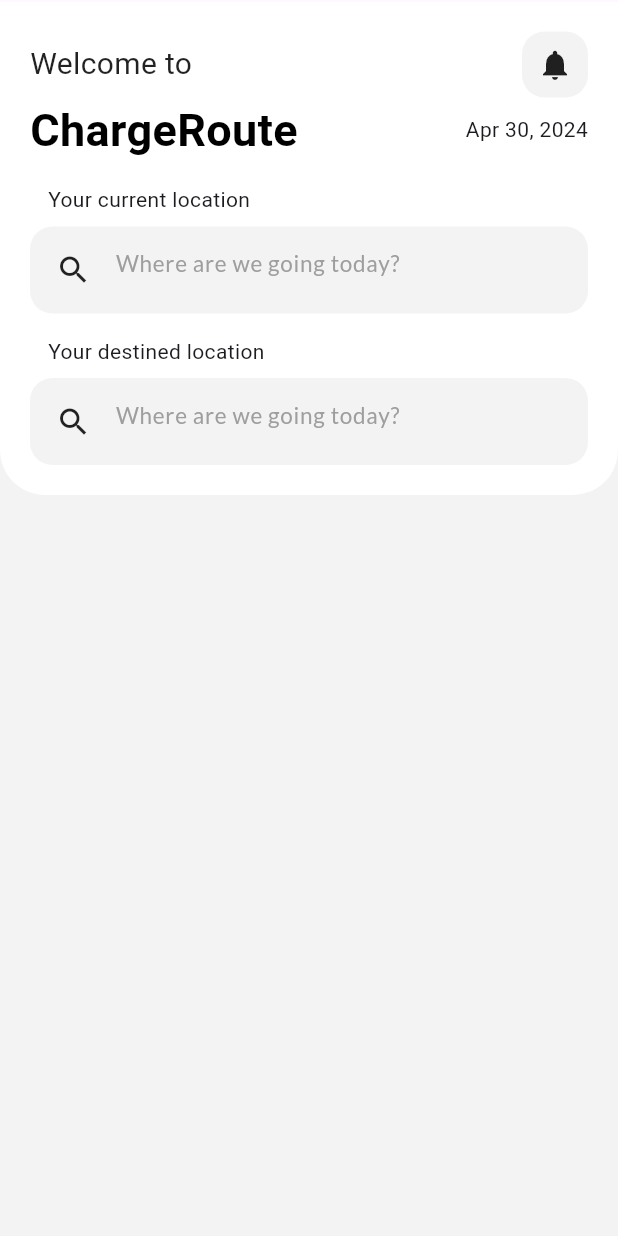
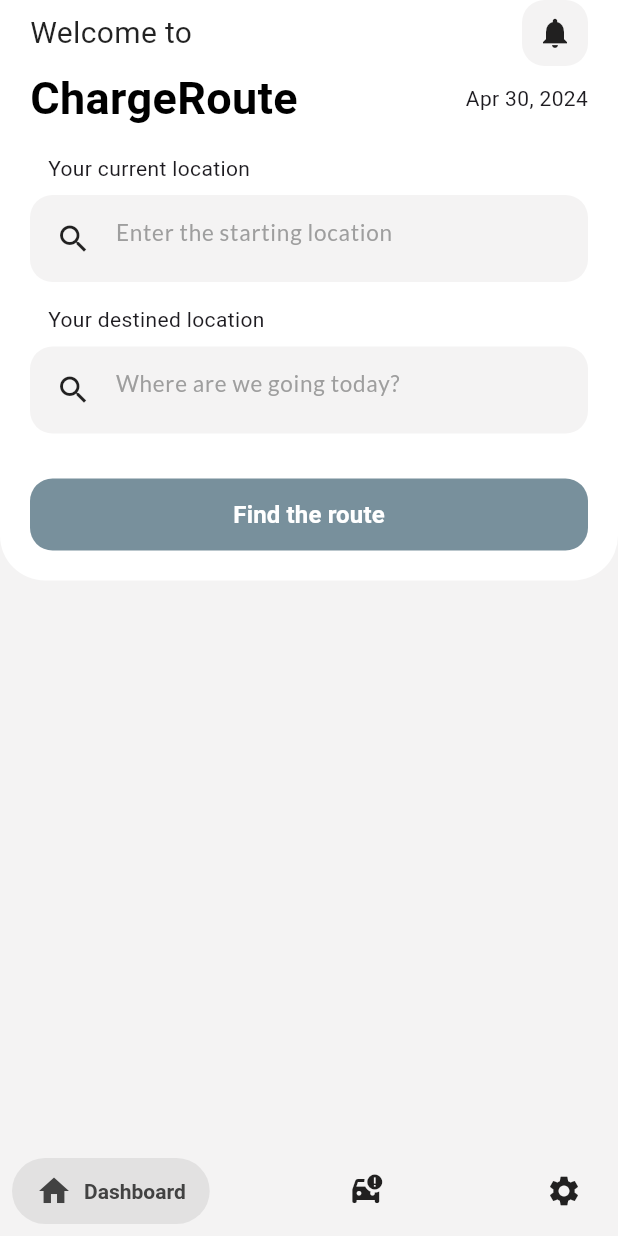
Before and after one commit to piotrbahlaj/charge_route, a Flutter app: the screen it shows after launch, on a phone screen of 412 x 824 dp. Run offline on Flutter 3.47's test engine with Material 3 defaults, Android fonts, the phone set to English and light mode, and no system bars; drawn by our look-alikes of salomon_bottom_bar; our stand-ins replace bloc, equatable, google_fonts; Roboto replaces fonts that are missing (Kanit).

Commit message:
added bottom navigation bar and search button

```diff
--- a/lib/features/dashboard/presentation/pages/dashboard_page.dart
+++ b/lib/features/dashboard/presentation/pages/dashboard_page.dart
@@ -1,5 +1,7 @@
 import 'package:charge_route/features/dashboard/presentation/widgets/search_bar.dart';
+import 'package:charge_route/features/dashboard/presentation/widgets/search_button.dart';
 import 'package:charge_route/features/shared/app_bar.dart';
+import 'package:charge_route/features/shared/bottom_nav_bar.dart';
 import 'package:flutter/material.dart';
 import 'package:google_fonts/google_fonts.dart';
 import 'package:intl/intl.dart';
@@ -13,7 +15,7 @@ class DashboardPage extends StatelessWidget {
     String time = DateFormat.yMMMd().format(now);
 
     return Scaffold(
-      //extendBodyBehindAppBar: true,
+      bottomNavigationBar: const CustomNavigationBar(),
       backgroundColor: const Color.fromRGBO(244, 243, 243, 1),
       appBar: const CustomAppBar(),
       body: SafeArea(
@@ -22,7 +24,7 @@ class DashboardPage extends StatelessWidget {
           crossAxisAlignment: CrossAxisAlignment.start,
           children: [
             Container(
-              padding: const EdgeInsets.fromLTRB(20, 20, 20, 20),
+              padding: const EdgeInsets.fromLTRB(20, 0, 20, 20),
               width: double.infinity,
               decoration: const BoxDecoration(
                 color: Colors.white,
@@ -79,14 +81,17 @@ class DashboardPage extends StatelessWidget {
                   ),
                   // search bar
                   const DashboardSearchBar(
-                    hintText: 'Where are we going today?',
                     titleText: 'Your current location',
+                    hintText: 'Enter the starting location',
                   ),
                   const SizedBox(height: 15),
                   const DashboardSearchBar(
+                    titleText: 'Your destined location',
                     hintText: 'Where are we going today?',
-                    titleText: 'Your destined location',
                   ),
+                  const SizedBox(height: 30),
+                  // search button
+                  const DashboardSearchButton(),
                 ],
               ),
             ),
--- /dev/null
+++ b/lib/features/dashboard/presentation/widgets/search_button.dart
@@ -0,0 +1,39 @@
+import 'package:flutter/material.dart';
+
+class DashboardSearchButton extends StatelessWidget {
+  const DashboardSearchButton({super.key});
+
+  @override
+  Widget build(BuildContext context) {
+    return Container(
+      width: double.infinity,
+      decoration: BoxDecoration(
+        borderRadius: BorderRadius.circular(15),
+        color: Colors.blueGrey[400], // button color
+      ),
+      child: ElevatedButton(
+        onPressed: () {
+          // TODO route finding in bloc
+        },
+        style: ElevatedButton.styleFrom(
+          backgroundColor: Colors.transparent,
+          elevation: 0,
+          shape: RoundedRectangleBorder(
+            borderRadius: BorderRadius.circular(15),
+          ),
+        ),
+        child: const Padding(
+          padding: EdgeInsets.symmetric(vertical: 12),
+          child: Text(
+            'Find the route',
+            style: TextStyle(
+              color: Colors.white, //tText color
+              fontSize: 16,
+              fontWeight: FontWeight.bold,
+            ),
+          ),
+        ),
+      ),
+    );
+  }
+}
--- a/lib/features/shared/app_bar.dart
+++ b/lib/features/shared/app_bar.dart
@@ -9,5 +9,5 @@ class CustomAppBar extends StatelessWidget implements PreferredSizeWidget {
   }
 
   @override
-  Size get preferredSize => const Size.fromHeight(1);
+  Size get preferredSize => const Size.fromHeight(0);
 }
--- /dev/null
+++ b/lib/features/shared/bottom_nav_bar.dart
@@ -0,0 +1,42 @@
+import 'package:flutter/material.dart';
+import 'package:salomon_bottom_bar/salomon_bottom_bar.dart';
+
+class CustomNavigationBar extends StatefulWidget {
+  const CustomNavigationBar({super.key});
+
+  @override
+  State<CustomNavigationBar> createState() => _CustomNavigationBarState();
+}
+
+class _CustomNavigationBarState extends State<CustomNavigationBar> {
+  var _currentIndex = 0;
+  @override
+  Widget build(BuildContext context) {
+    return SalomonBottomBar(
+      currentIndex: _currentIndex,
+      onTap: (i) => setState(() => _currentIndex = i),
+      items: [
+        /// Home
+        SalomonBottomBarItem(
+          icon: const Icon(Icons.home),
+          title: const Text('Dashboard'),
+          selectedColor: Colors.grey[800],
+        ),
+
+        /// Likes
+        SalomonBottomBarItem(
+          icon: const Icon(Icons.car_crash),
+          title: const Text('Car details'),
+          selectedColor: Colors.blueGrey,
+        ),
+
+        /// Profile
+        SalomonBottomBarItem(
+          icon: const Icon(Icons.settings),
+          title: const Text('Settings'),
+          selectedColor: Colors.blueAccent,
+        ),
+      ],
+    );
+  }
+}
--- a/pubspec.yaml
+++ b/pubspec.yaml
@@ -18,6 +18,8 @@ dependencies:
   intl: ^0.19.0
   google_fonts: 6.1.0
   bloc: ^8.1.4
+  font_awesome_flutter: ^10.7.0
+  salomon_bottom_bar: ^3.3.2
 
 dev_dependencies:
   flutter_test:
```
Also changed, not shown: pubspec.lock.
